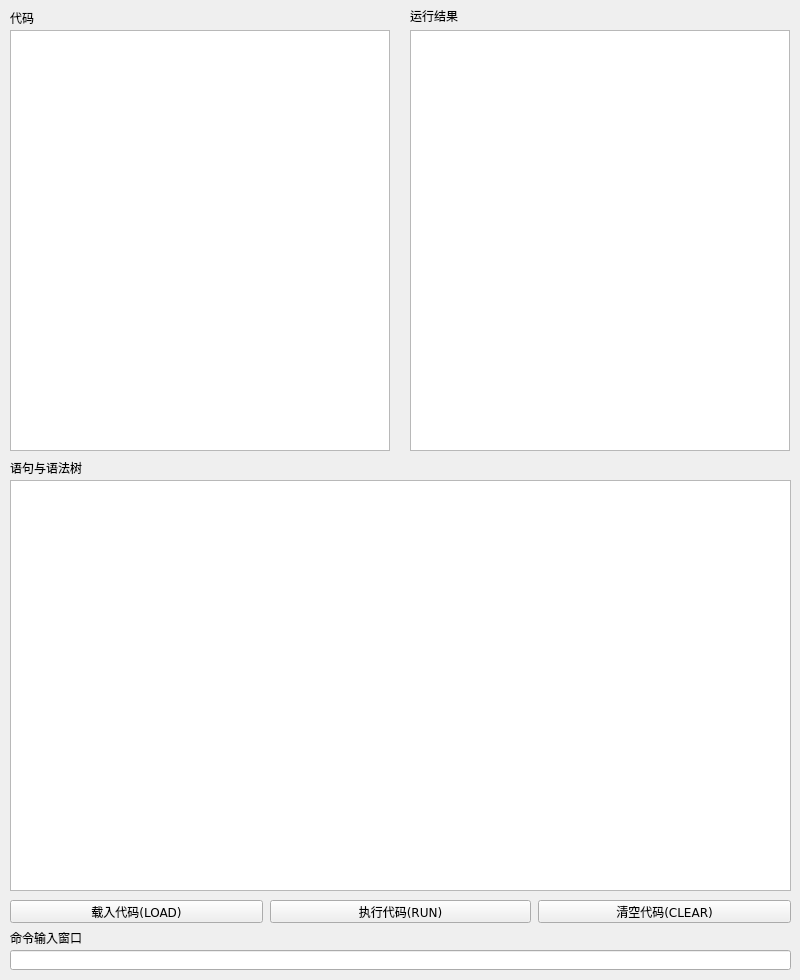
The window that widget.ui (liuyao0/mini_basic) describes before a commit, drawn with Qt 5.
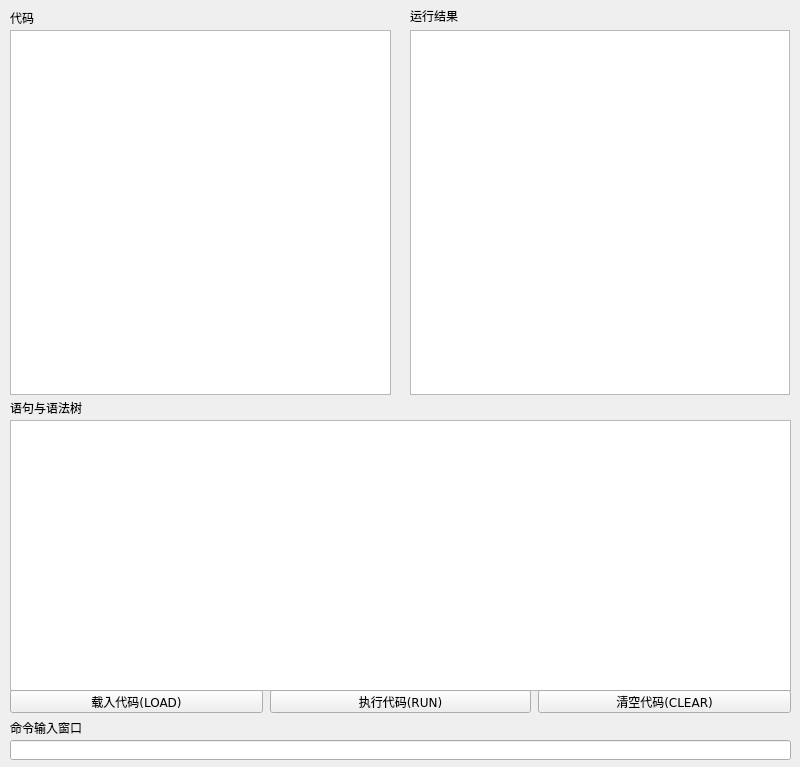
The same window after the commit.

What changed in the file:
```diff
--- a/widget.ui
+++ b/widget.ui
@@ -7,13 +7,13 @@
     <x>0</x>
     <y>0</y>
     <width>800</width>
-    <height>980</height>
+    <height>767</height>
    </rect>
   </property>
   <property name="minimumSize">
    <size>
     <width>800</width>
-    <height>980</height>
+    <height>0</height>
    </size>
   </property>
   <property name="maximumSize">
@@ -55,7 +55,7 @@
    <property name="geometry">
     <rect>
      <x>10</x>
-     <y>460</y>
+     <y>400</y>
      <width>171</width>
      <height>16</height>
     </rect>
@@ -69,8 +69,8 @@
     <rect>
      <x>10</x>
      <y>30</y>
-     <width>380</width>
-     <height>421</height>
+     <width>381</width>
+     <height>365</height>
     </rect>
    </property>
    <property name="font">
@@ -97,7 +97,7 @@
      <x>410</x>
      <y>30</y>
      <width>380</width>
-     <height>421</height>
+     <height>365</height>
     </rect>
    </property>
    <property name="font">
@@ -113,9 +113,9 @@
    <property name="geometry">
     <rect>
      <x>10</x>
-     <y>480</y>
+     <y>420</y>
      <width>781</width>
-     <height>411</height>
+     <height>271</height>
     </rect>
    </property>
    <property name="minimumSize">
@@ -143,7 +143,7 @@
    <property name="geometry">
     <rect>
      <x>10</x>
-     <y>900</y>
+     <y>690</y>
      <width>253</width>
      <height>23</height>
     </rect>
@@ -161,7 +161,7 @@
    <property name="geometry">
     <rect>
      <x>270</x>
-     <y>900</y>
+     <y>690</y>
      <width>261</width>
      <height>23</height>
     </rect>
@@ -179,7 +179,7 @@
    <property name="geometry">
     <rect>
      <x>538</x>
-     <y>900</y>
+     <y>690</y>
      <width>253</width>
      <height>23</height>
     </rect>
@@ -197,8 +197,8 @@
    <property name="geometry">
     <rect>
      <x>10</x>
-     <y>930</y>
-     <width>71</width>
+     <y>720</y>
+     <width>91</width>
      <height>16</height>
     </rect>
    </property>
@@ -210,7 +210,7 @@
    <property name="geometry">
     <rect>
      <x>10</x>
-     <y>950</y>
+     <y>740</y>
      <width>781</width>
      <height>20</height>
     </rect>
```
